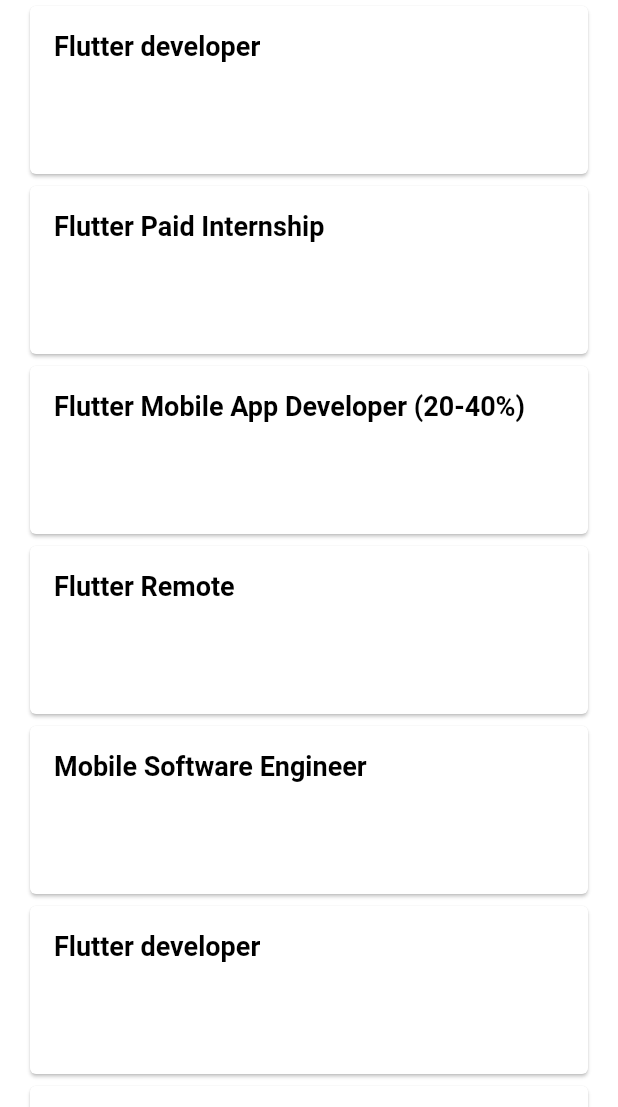
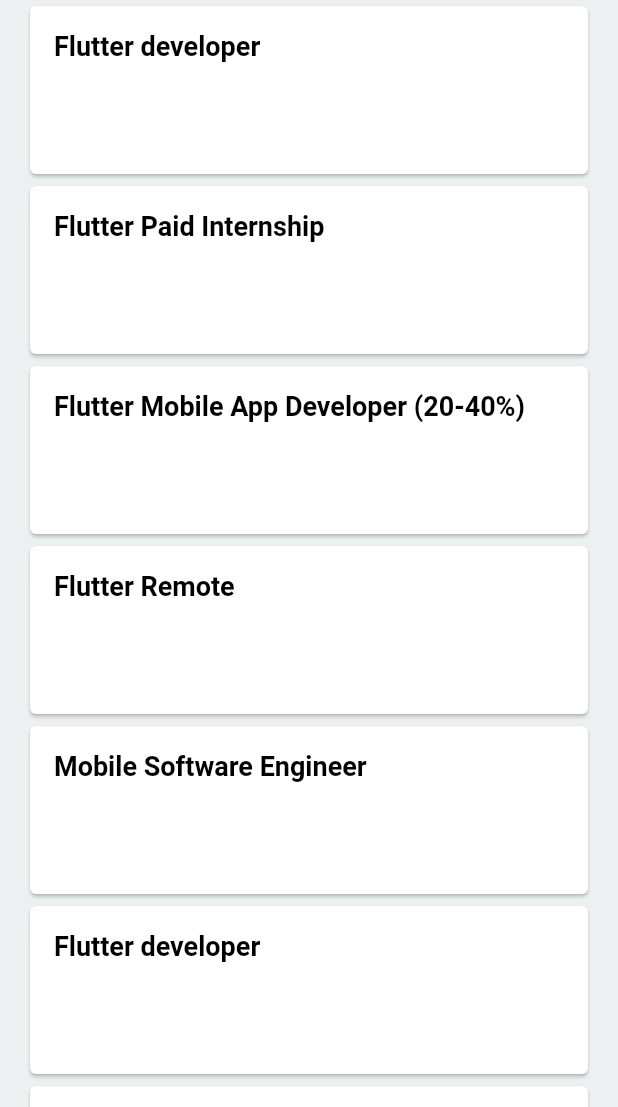
Before and after one commit to Rodrigolmti/newstter-flutter-hackathon, a Flutter app: the screen it shows after launch, tab 3 chosen, on a phone screen of 412 x 824 dp, the part 129-1236 px from its top. Run offline on Flutter 3.47's test engine with Material 2 defaults, Android fonts, the phone set to English and light mode, and no system bars; missing offline and left inert: flutter_webview_plugin, hack19; Roboto replaces fonts that are missing (Poppins).

Commit message:
Fix background job color

```diff
--- a/lib/screens/jobs/job_list_screen.dart
+++ b/lib/screens/jobs/job_list_screen.dart
@@ -1,14 +1,12 @@
 import 'package:flutter/material.dart';
 import 'package:newstter/Models/Jobs/Jobs.dart';
 import 'package:newstter/screens/jobs/job_row.dart';
-import 'package:newstter/Theme.dart' as Theme;
 
 class JobList extends StatelessWidget {
   @override
   Widget build(BuildContext context) {
     return Flexible(
       child: Container(
-        color: Theme.Colors.jobPageBackground,
         child: ListView.builder(
           itemExtent: 120.0,
           itemCount: JobDao.jobs.length,
```
